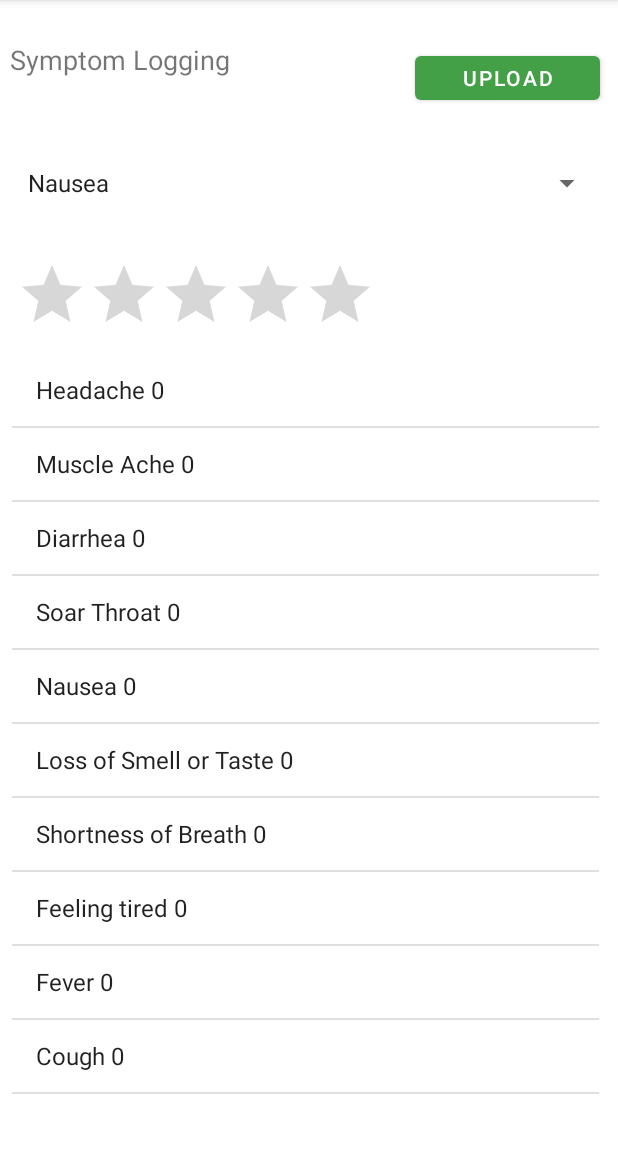
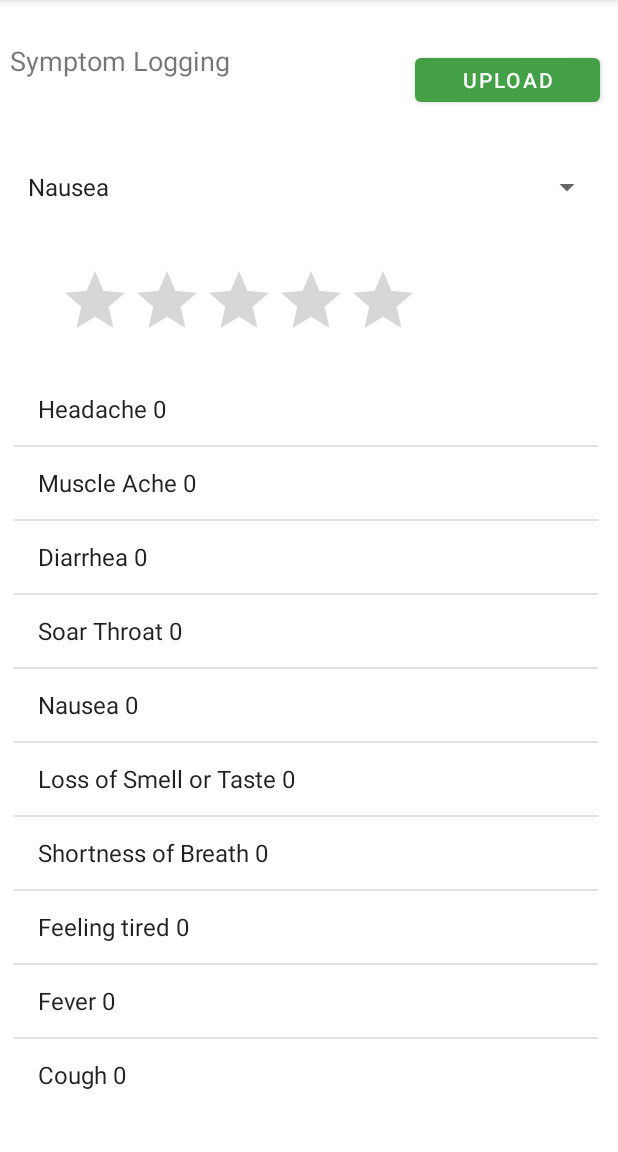
Before and after one commit to anvesh916/CovidSymptom, an Android app: the SymptomActivity screen opened directly, with no data from a screen before it, on a phone screen of 412 x 824 dp, the part 84-1236 px from its top. Run offline under Robolectric (Android 15) with nearby library versions, the phone set to English and light mode, and no system bars.

Commit message:
XML Details corrected

```diff
--- a/app/src/main/res/layout/activity_main.xml
+++ b/app/src/main/res/layout/activity_main.xml
@@ -1,25 +1,11 @@
 <?xml version="1.0" encoding="utf-8"?>
 <androidx.constraintlayout.widget.ConstraintLayout xmlns:android="http://schemas.android.com/apk/res/android"
     xmlns:app="http://schemas.android.com/apk/res-auto"
-    xmlns:opencv="http://schemas.android.com/apk/res-auto"
     xmlns:tools="http://schemas.android.com/tools"
     android:layout_width="match_parent"
     android:layout_height="match_parent"
     tools:context=".MainActivity">
 
-
-<!--    <org.opencv.android.JavaCameraView-->
-<!--        android:id="@+id/camera_preview"-->
-<!--        android:layout_width="129dp"-->
-<!--        android:layout_height="52dp"-->
-<!--        app:layout_constraintBottom_toBottomOf="@+id/video_preview"-->
-<!--        app:layout_constraintEnd_toEndOf="@+id/video_preview"-->
-<!--        app:layout_constraintHorizontal_bias="0.507"-->
-<!--        app:layout_constraintStart_toStartOf="@+id/video_preview"-->
-<!--        app:layout_constraintTop_toTopOf="@+id/video_preview"-->
-<!--        app:layout_constraintVertical_bias="0.497"-->
-<!--        opencv:camera_id="any"-->
-<!--        opencv:show_fps="true" />-->
 
     <VideoView
         android:id="@+id/video_preview"
@@ -44,7 +30,6 @@
         app:layout_constraintStart_toStartOf="@+id/heartRateButton" />
 
     <Button
-        android:id="@+id/logSymptoms"
         android:layout_width="169dp"
         android:layout_height="49dp"
         android:layout_marginStart="32dp"
--- a/app/src/main/res/layout/activity_symptom.xml
+++ b/app/src/main/res/layout/activity_symptom.xml
@@ -22,7 +22,6 @@
         android:layout_width="196dp"
         android:layout_height="32dp"
         android:layout_marginTop="16dp"
-
         android:text="Symptom Logging"
         android:textSize="18sp"
         app:layout_constraintBottom_toTopOf="@+id/spinner"
@@ -36,17 +35,15 @@
         android:id="@+id/simpleRatingBar"
         android:layout_width="237dp"
         android:layout_height="51dp"
-        android:layout_marginBottom="544dp"
+        android:layout_marginBottom="540dp"
         android:numStars="5"
-
         android:stepSize="1"
         app:layout_constraintBottom_toBottomOf="parent"
         app:layout_constraintEnd_toEndOf="@+id/spinner"
-        app:layout_constraintHorizontal_bias="0.0"
+        app:layout_constraintHorizontal_bias="0.188"
         app:layout_constraintStart_toStartOf="@+id/spinner" />
 
     <Button
-        android:id="@+id/button2"
         android:layout_width="123dp"
         android:layout_height="41dp"
         android:onClick="uploadSymptoms"
@@ -78,8 +75,8 @@
 
     <ListView
         android:id="@+id/sign_list"
-        android:layout_width="391dp"
-        android:layout_height="516dp"
+        android:layout_width="389dp"
+        android:layout_height="492dp"
         app:layout_constraintBottom_toBottomOf="parent"
         app:layout_constraintEnd_toEndOf="parent"
         app:layout_constraintHorizontal_bias="0.4"
```
